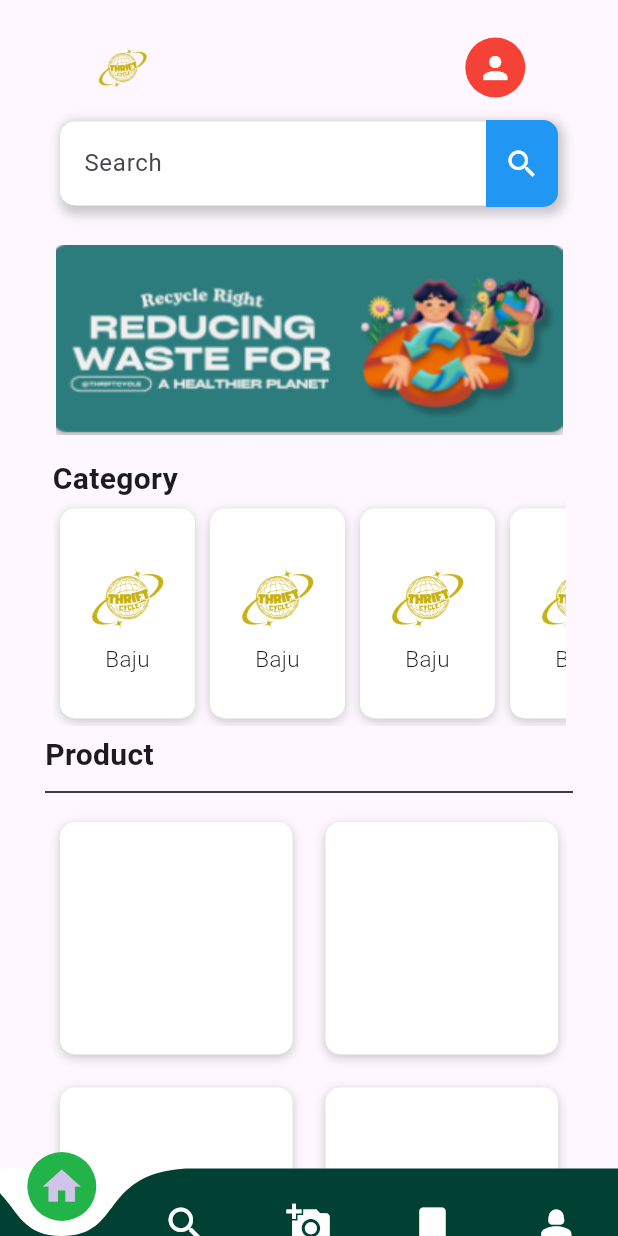
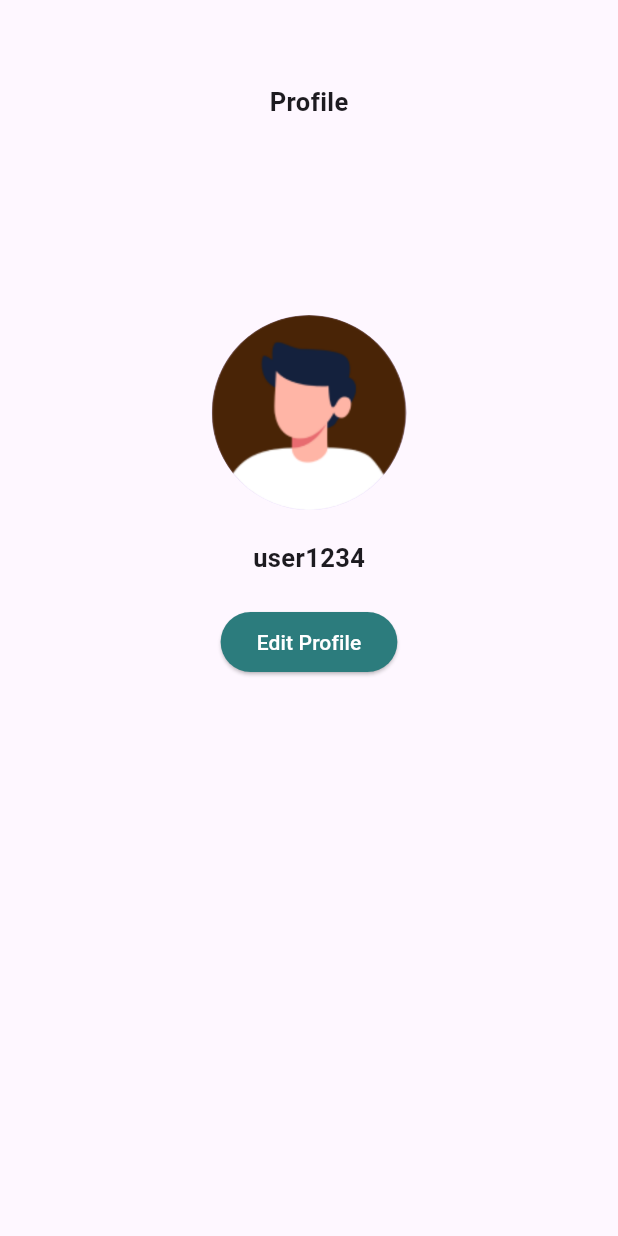
Before and after one commit to wahyudialfurqon/thriftCycle2, a Flutter app: the screen it shows after launch, on a phone screen of 412 x 824 dp. Run offline on Flutter 3.47's test engine with Material 3 defaults, Android fonts, the phone set to English and light mode, and no system bars; drawn by our look-alikes of curved_navigation_bar.

Commit message:
Add Structure UI Profile

```diff
--- a/thriftcycle/lib/main.dart
+++ b/thriftcycle/lib/main.dart
@@ -1,4 +1,5 @@
 import 'package:flutter/material.dart';
+import 'package:thriftcycle/screens/profile_screen.dart';
 //import 'package:thriftcycle/wigedts/splashscreen.dart';
 import '../screens/homepage.dart';
 import '../screens/detail_product.dart';
@@ -10,10 +11,10 @@ void main() {
     MaterialApp(
       //home : StepsProgres(),
       //home: TimeLine(),
-      home: HomePage(),
+      // home: HomePage(),
       //home:DetailProduct()
  //     home:Splashscreen()
-
+    home: ProfileScreen(),
     ),
   );
 }
--- /dev/null
+++ b/thriftcycle/lib/screens/profile_screen.dart
@@ -0,0 +1,67 @@
+import 'package:flutter/material.dart';
+
+void main() {
+  runApp(const MyApp());
+}
+
+class MyApp extends StatelessWidget {
+  const MyApp({Key? key}) : super(key: key);
+
+  @override
+  Widget build(BuildContext context) {
+    return const MaterialApp(
+      debugShowCheckedModeBanner: false,
+      home: ProfileScreen(),
+    );
+  }
+}
+
+class ProfileScreen extends StatelessWidget {
+  const ProfileScreen({Key? key}) : super(key: key);
+
+  @override
+  Widget build(BuildContext context) {
+    return Scaffold(
+      appBar: AppBar(
+        centerTitle: true,
+      ),
+      body: Align(
+        alignment: Alignment.topCenter,
+        child: Column(
+          mainAxisSize: MainAxisSize.min,
+          children: [
+            const Text(
+              'Profile',
+              style: TextStyle(
+                fontSize: 17,
+                fontWeight: FontWeight.bold,
+              ),
+            ),
+            const SizedBox(height: 130),
+            const CircleAvatar(
+              radius: 65,
+              backgroundImage: AssetImage('image/Profile_Default.png'),
+            ),
+            const SizedBox(height: 20),
+            const Text(
+              'user1234',
+              style: TextStyle(
+                fontSize: 17,
+                fontWeight: FontWeight.bold,
+              ),
+            ),
+            const SizedBox(height: 20),
+            ElevatedButton(
+              onPressed: () {},
+              style: ElevatedButton.styleFrom(
+                foregroundColor: Colors.white,
+                backgroundColor: const Color(0xFF2C7C7D),
+              ),
+              child: const Text('Edit Profile'),
+            ),
+          ],
+        ),
+      ),
+    );
+  }
+}
--- a/thriftcycle/pubspec.yaml
+++ b/thriftcycle/pubspec.yaml
@@ -23,4 +23,5 @@ flutter:
 
   assets:
     - image/
-    - images/logo.png
+    - image/logo.png
+    - image/Profile_Default.png
```
Also changed, not shown: thriftcycle/image/Profile_Default.png (added), thriftcycle/pubspec.lock.
